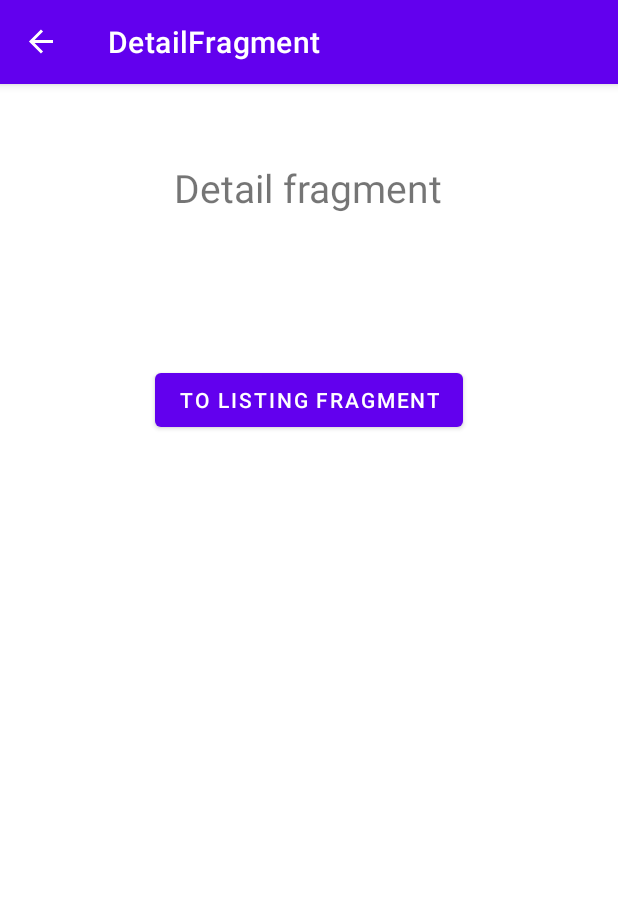
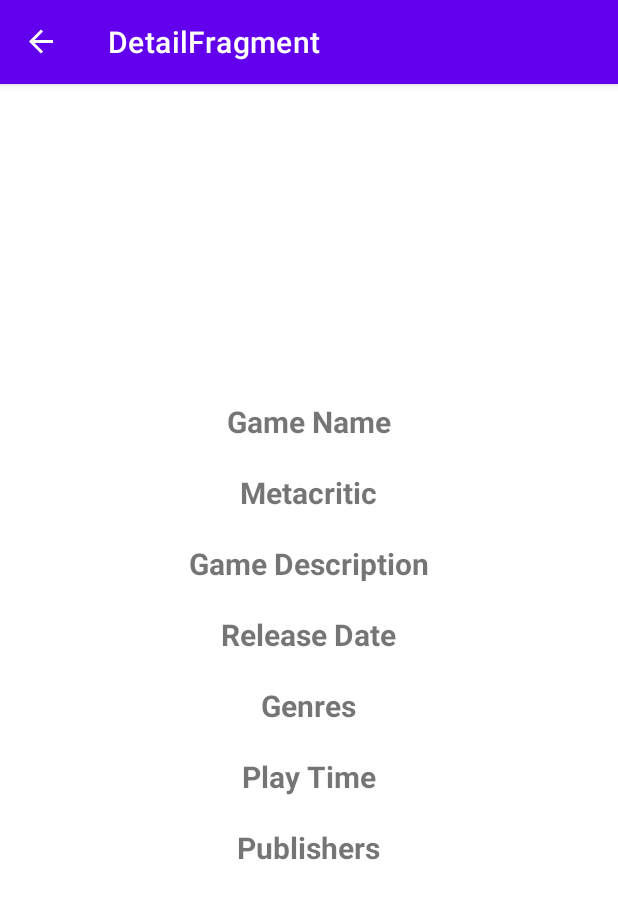
Before and after one commit to utkukalkanli/games-list, an Android app: the DetailFragment screen opened through its navigation route, on a phone screen of 412 x 824 dp. Shown: the top 899 px of the screen. Run offline under Robolectric (Android 15) with nearby library versions, the phone set to English and light mode, and no system bars; our stand-ins replace data binding, navigation-ui.

Commit message:
ADD:initializing layouts

```diff
--- a/app/src/main/AndroidManifest.xml
+++ b/app/src/main/AndroidManifest.xml
@@ -12,7 +12,8 @@
         android:roundIcon="@mipmap/ic_launcher_round"
         android:supportsRtl="true"
         android:theme="@style/Theme.Trendyolinternship"
-        tools:targetApi="31">
+        tools:targetApi="31"
+        >
         <activity
             android:name=".MainActivity"
             android:exported="true">
--- a/app/src/main/java/com/example/trendyol_internship/ui/detail/DetailFragment.kt
+++ b/app/src/main/java/com/example/trendyol_internship/ui/detail/DetailFragment.kt
@@ -34,10 +34,11 @@ class DetailFragment : Fragment() {
             gameID = DetailFragmentArgs.fromBundle(it).id
             println(gameID)
         }
-
+        /**
         to_listing_fragment_button.setOnClickListener{
             val action = DetailFragmentDirections.actionDetailFragmentToListingFragment()
             Navigation.findNavController(it).navigate(action)
         }
+        */
     }
 }
--- a/app/src/main/java/com/example/trendyol_internship/ui/listing/ListingFragment.kt
+++ b/app/src/main/java/com/example/trendyol_internship/ui/listing/ListingFragment.kt
@@ -26,10 +26,12 @@ class ListingFragment : Fragment() {
     override fun onViewCreated(view: View, savedInstanceState: Bundle?) {
         super.onViewCreated(view, savedInstanceState)
         val gameID = 5
+        /**
         listing_fragment_button.setOnClickListener{
             val action = ListingFragmentDirections.actionListingFragmentToDetailFragment(gameID)
             Navigation.findNavController(it).navigate(action)
         }
+        */
     }
 
 }
--- a/app/src/main/res/layout/fragment_detail.xml
+++ b/app/src/main/res/layout/fragment_detail.xml
@@ -3,31 +3,106 @@
 <layout xmlns:android="http://schemas.android.com/apk/res/android"
     xmlns:tools="http://schemas.android.com/tools">
 
-    <androidx.appcompat.widget.LinearLayoutCompat
+<RelativeLayout
     android:layout_width="match_parent"
     android:layout_height="match_parent"
-        android:orientation="vertical"
-        tools:context=".ui.detail.DetailFragment">
+    tools:context=".view.DetailFragment" >
+
+    <ImageView
+        android:id="@+id/gameDetailImage"
+        android:layout_width="match_parent"
+        android:layout_height="wrap_content"
+        android:layout_alignParentTop="true"
+        android:scaleType="fitCenter"
+        android:minHeight="200dp"
+        ></ImageView>
 
     <TextView
-            android:id="@+id/detail_fragment_textview"
+        android:id="@+id/gameName"
         android:layout_width="wrap_content"
         android:layout_height="wrap_content"
-            android:text="Detail fragment"
-            android:textSize="26sp"
-            android:layout_gravity="center"
-            android:layout_marginTop="50dp">
+        android:layout_below="@id/gameDetailImage"
+        android:text="Game Name"
+        android:textSize="20sp"
+        android:textStyle="bold"
+        android:layout_centerHorizontal="true"
+        android:padding="10dp">
     </TextView>
 
-        <Button
-            android:id="@+id/to_listing_fragment_button"
+
+    <TextView
+        android:id="@+id/metacritic"
         android:layout_width="wrap_content"
         android:layout_height="wrap_content"
-            android:text="To listing fragment"
-            android:layout_gravity="center"
-            android:layout_marginTop="100dp">
-        </Button>
+        android:layout_below="@id/gameName"
+        android:text="Metacritic"
+        android:textSize="20sp"
+        android:textStyle="bold"
+        android:layout_centerHorizontal="true"
+        android:padding="10dp">
+    </TextView>
 
-    </androidx.appcompat.widget.LinearLayoutCompat>
+    <TextView
+        android:id="@+id/gameDescription"
+        android:layout_width="wrap_content"
+        android:layout_height="wrap_content"
+        android:layout_below="@id/metacritic"
+        android:text="Game Description"
+        android:textSize="20sp"
+        android:textStyle="bold"
+        android:layout_centerHorizontal="true"
+        android:padding="10dp">
+    </TextView>
 
+    <TextView
+        android:id="@+id/releaseDate"
+        android:layout_width="wrap_content"
+        android:layout_height="wrap_content"
+        android:layout_below="@id/gameDescription"
+        android:text="Release Date"
+        android:textSize="20sp"
+        android:textStyle="bold"
+        android:layout_centerHorizontal="true"
+        android:padding="10dp">
+    </TextView>
+
+    <TextView
+        android:id="@+id/genres"
+        android:layout_width="wrap_content"
+        android:layout_height="wrap_content"
+        android:layout_below="@id/releaseDate"
+        android:text="Genres"
+        android:textSize="20sp"
+        android:textStyle="bold"
+        android:layout_centerHorizontal="true"
+        android:padding="10dp">
+    </TextView>
+
+
+    <TextView
+        android:id="@+id/playTime"
+        android:layout_width="wrap_content"
+        android:layout_height="wrap_content"
+        android:layout_below="@id/genres"
+        android:text="Play Time"
+        android:textSize="20sp"
+        android:textStyle="bold"
+        android:layout_centerHorizontal="true"
+        android:padding="10dp">
+    </TextView>
+
+    <TextView
+        android:id="@+id/publishers"
+        android:layout_width="wrap_content"
+        android:layout_height="wrap_content"
+        android:layout_below="@id/playTime"
+        android:text="Publishers"
+        android:textSize="20sp"
+        android:textStyle="bold"
+        android:layout_centerHorizontal="true"
+        android:padding="10dp">
+    </TextView>
+
+
+</RelativeLayout>
 </layout>
--- a/app/src/main/res/values/strings.xml
+++ b/app/src/main/res/values/strings.xml
@@ -2,4 +2,5 @@
     <string name="app_name">trendyol-internship</string>
     <!-- TODO: Remove or change this placeholder text -->
     <string name="hello_blank_fragment">Hello blank fragment</string>
+    <string name="listing_error_message">Error on listing games...</string>
 </resources>
--- a/gradle.properties
+++ b/gradle.properties
@@ -15,6 +15,7 @@ org.gradle.jvmargs=-Xmx2048m -Dfile.encoding=UTF-8
 # Android operating system, and which are packaged with your app"s APK
 # https://developer.android.com/topic/libraries/support-library/androidx-rn
 android.useAndroidX=true
+android.enableJetifier=true
 # Kotlin code style for this project: "official" or "obsolete":
 kotlin.code.style=official
 # Enables namespacing of each library's R class so that its R class includes only the
```
Also changed, not shown: app/build.gradle (+37 -1 lines), app/src/main/res/layout/fragment_listing.xml (+41 -21 lines), app/src/main/res/layout/grid_cell.xml (added, +38 -0 lines). Lines whose indentation alone changed are shown as unchanged.
